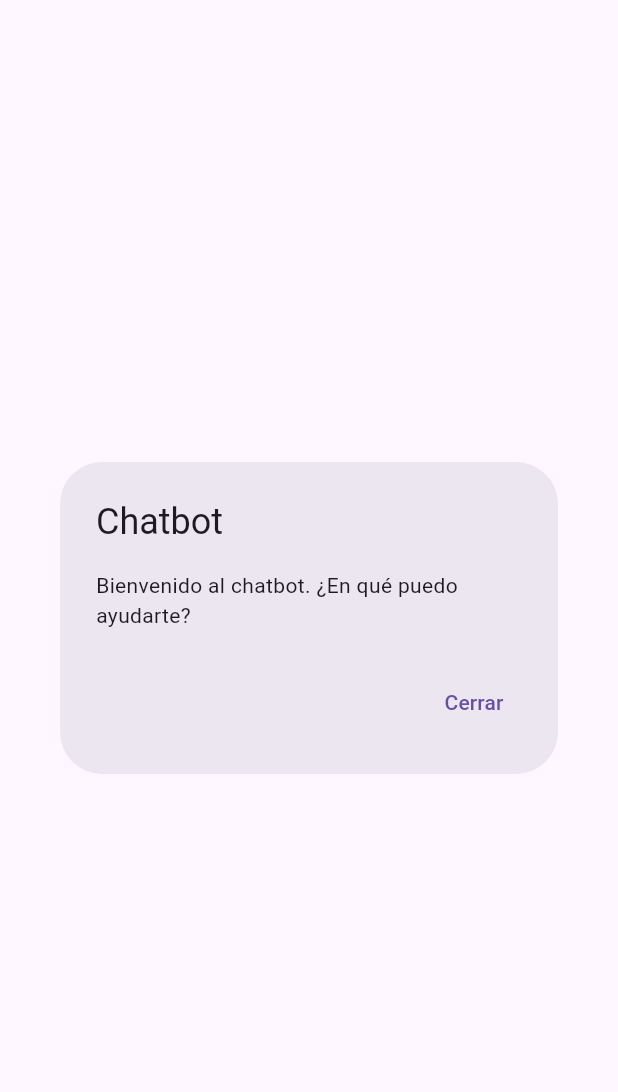
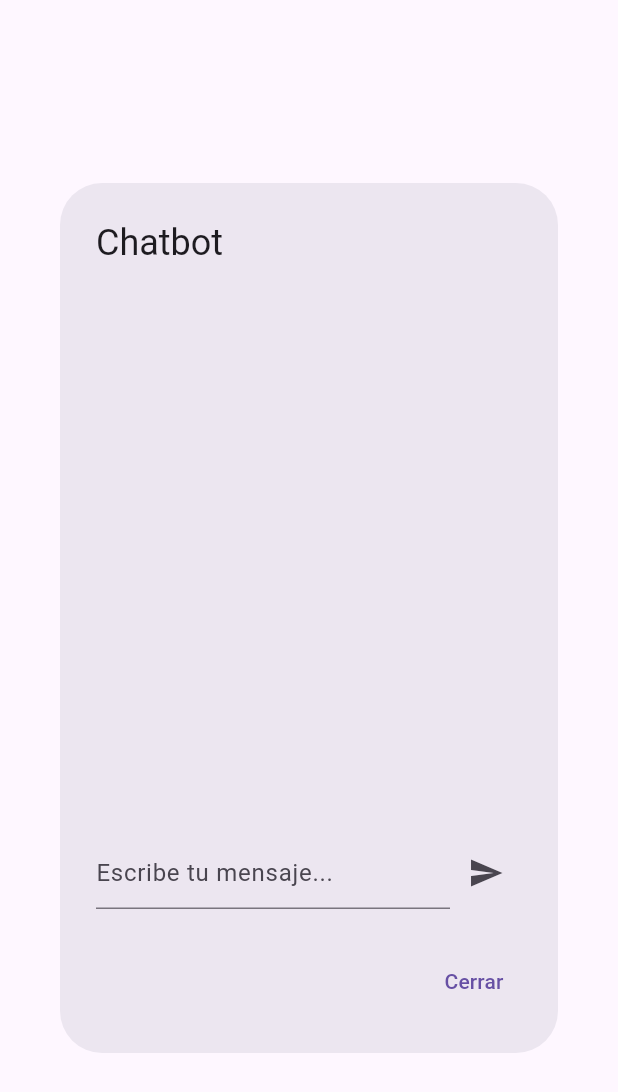
Before and after one commit to Emelport/ubiUas, a Flutter app: the ChatBot widget shown alone on an empty page, opened directly, on a phone screen of 412 x 824 dp. Shown: the top 1092 px of the screen. Run offline on Flutter 3.47's test engine with Material 3 defaults, Android fonts, the phone set to English and light mode, and no system bars; our stand-ins replace flutter_map, latlong2.

Commit message:
chatBot Design

```diff
--- a/lib/chatBot.dart
+++ b/lib/chatBot.dart
@@ -1,17 +1,90 @@
 import 'package:flutter/material.dart';
 
-class ChatBot extends StatelessWidget {
+class ChatBot extends StatefulWidget {
   const ChatBot({super.key});
+
+  @override
+  _ChatBotState createState() => _ChatBotState();
+}
+
+class _ChatBotState extends State<ChatBot> {
+  final List<Map<String, String>> messages = [];
+  final TextEditingController _controller = TextEditingController();
+
+  void sendMessage(String text) {
+    if (text.isEmpty) return;
+    setState(() {
+      messages.add({"user": text});
+      messages.add({"bot": _getBotResponse(text)});
+    });
+    _controller.clear();
+  }
+
+  String _getBotResponse(String userMessage) {
+    // Respuestas básicas
+    if (userMessage.toLowerCase().contains('hola')) {
+      return '¡Hola! ¿Cómo puedo ayudarte?';
+    } else if (userMessage.toLowerCase().contains('adiós')) {
+      return '¡Adiós! Que tengas un buen día.';
+    } else {
+      return 'Lo siento, no entiendo esa pregunta.';
+    }
+  }
 
   @override
   Widget build(BuildContext context) {
     return AlertDialog(
       title: const Text('Chatbot'),
-      content: Column(
-        mainAxisSize: MainAxisSize.min,
-        children: const [
-          Text('Bienvenido al chatbot. ¿En qué puedo ayudarte?'),
-        ],
+      content: SizedBox(
+        width: MediaQuery.of(context).size.width * 0.8,
+        height: MediaQuery.of(context).size.height * 0.5,
+        child: Column(
+          children: [
+            Expanded(
+              child: ListView.builder(
+                itemCount: messages.length,
+                itemBuilder: (context, index) {
+                  final message = messages[index];
+                  final isUser = message.keys.first == "user";
+                  return Align(
+                    alignment:
+                        isUser ? Alignment.centerRight : Alignment.centerLeft,
+                    child: Container(
+                      margin: const EdgeInsets.symmetric(vertical: 5),
+                      padding: const EdgeInsets.all(10),
+                      decoration: BoxDecoration(
+                        color: isUser ? Colors.blue : Colors.grey[300],
+                        borderRadius: BorderRadius.circular(10),
+                      ),
+                      child: Text(
+                        message.values.first!,
+                        style: TextStyle(
+                          color: isUser ? Colors.white : Colors.black,
+                        ),
+                      ),
+                    ),
+                  );
+                },
+              ),
+            ),
+            Row(
+              children: [
+                Expanded(
+                  child: TextField(
+                    controller: _controller,
+                    decoration: const InputDecoration(
+                      hintText: 'Escribe tu mensaje...',
+                    ),
+                  ),
+                ),
+                IconButton(
+                  icon: const Icon(Icons.send),
+                  onPressed: () => sendMessage(_controller.text),
+                ),
+              ],
+            ),
+          ],
+        ),
       ),
       actions: [
         TextButton(
```
Also changed, not shown: lib/main.dart (+6 -6 lines).
